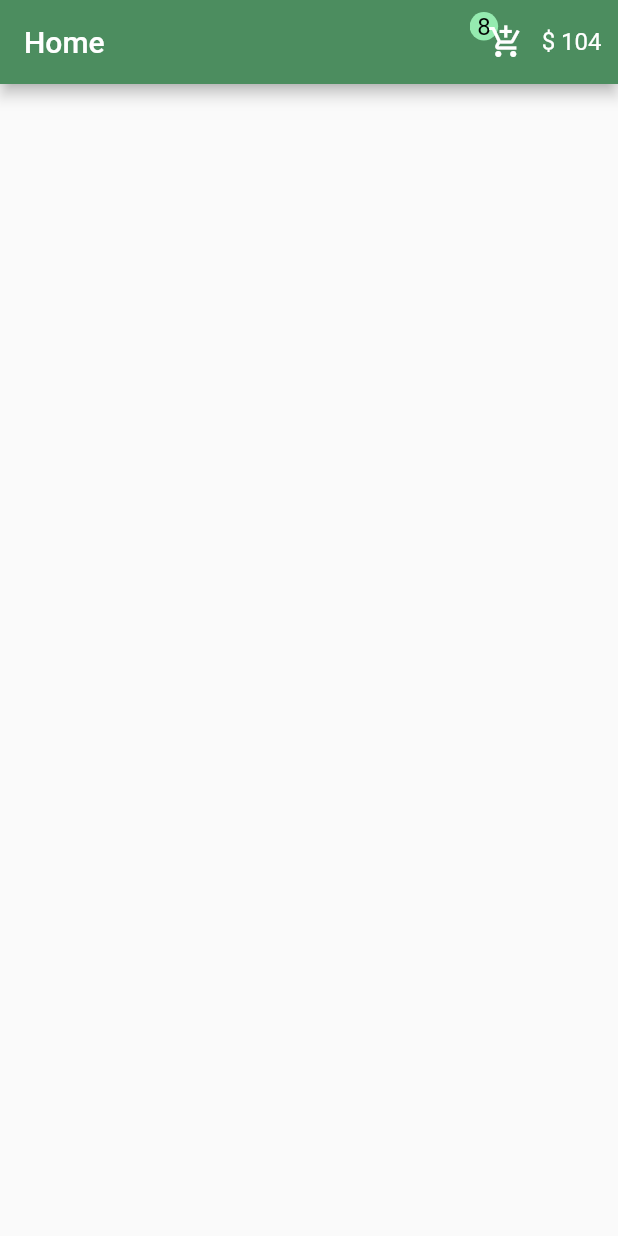
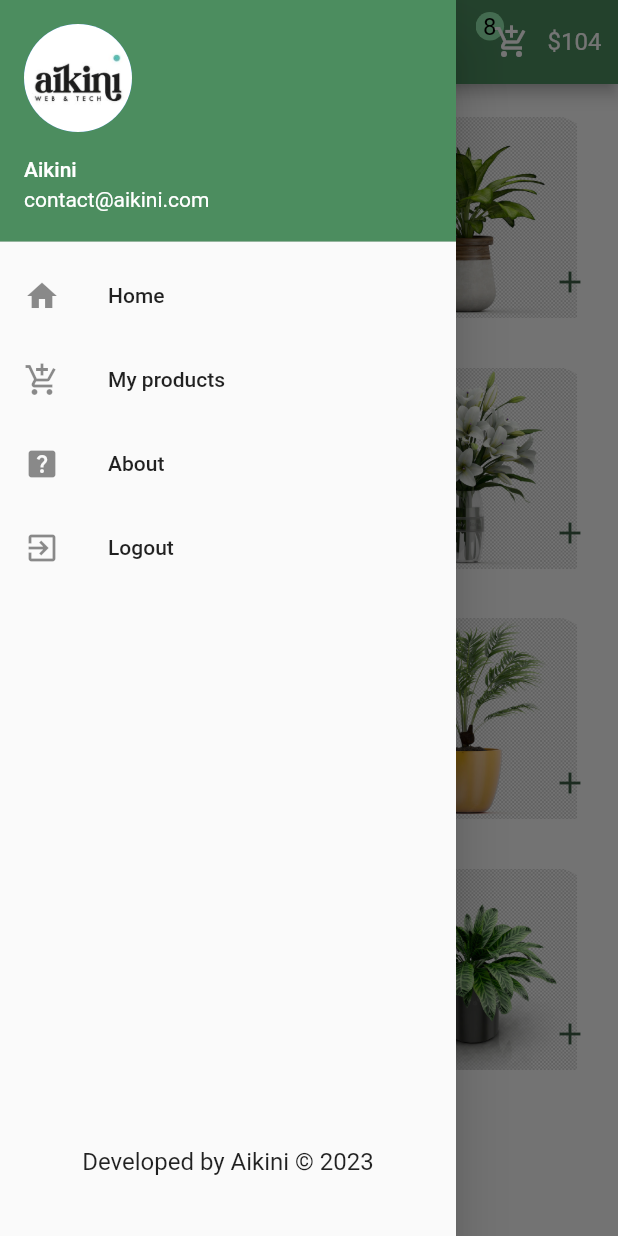
Before and after one commit to unesxavi/Flower_flutter, a Flutter app: the screen it shows after launch, with the side drawer open (before the commit the screen has no drawer), on a phone screen of 412 x 824 dp. Run offline on Flutter 3.47's test engine with Material 2 defaults, Android fonts, the phone set to English and light mode, and no system bars.

Commit message:
Listing products in homePage V1

```diff
--- /dev/null
+++ b/lib/components/drawer.dart
@@ -0,0 +1,95 @@
+import 'package:flower_flutter/constants/colors.dart';
+import 'package:flutter/material.dart';
+
+class FlDrawer extends StatelessWidget {
+  const FlDrawer({super.key});
+
+  @override
+  Widget build(BuildContext context) {
+    return Drawer(
+        child: Column(
+          mainAxisAlignment: MainAxisAlignment.spaceBetween,
+          children: [
+            Column(
+              children: [
+                const UserAccountsDrawerHeader(
+                  decoration: BoxDecoration(
+                    // image: DecorationImage(
+                    //   image: AssetImage("assets/images/flower.jpg"),
+                    //   fit: BoxFit.cover,
+                    // ),
+                    color: appBarGreen,
+                  ),
+                  accountName: Text(
+                    "Aikini",
+                    style: TextStyle(
+                      color: Color.fromARGB(255, 255, 255, 255),
+                    ),
+                  ),
+                  accountEmail: Text(
+                    "contact@aikini.com",
+                  ),
+                  currentAccountPicture: CircleAvatar(
+                    radius: 55,
+                    backgroundImage: AssetImage("assets/images/aikini.jpeg"),
+                  ),
+                ),
+                ListTile(
+                  title: const Text(
+                    "Home",
+                  ),
+                  leading: const Icon(
+                    Icons.home,
+                  ),
+                  onTap: () {},
+                ),
+                ListTile(
+                  title: const Text(
+                    "My products",
+                  ),
+                  leading: const Icon(
+                    Icons.add_shopping_cart,
+                  ),
+                  onTap: () {},
+                ),
+                ListTile(
+                  title: const Text(
+                    "About",
+                  ),
+                  leading: const Icon(
+                    Icons.help_center,
+                  ),
+                  onTap: () {},
+                ),
+                ListTile(
+                  title: const Text(
+                    "Logout",
+                  ),
+                  leading: const Icon(
+                    Icons.exit_to_app,
+                  ),
+                  onTap: () {},
+                ),
+              ],
+            ),
+            Column(
+              crossAxisAlignment: CrossAxisAlignment.center,
+              mainAxisSize: MainAxisSize.max,
+              mainAxisAlignment: MainAxisAlignment.end,
+              children: [
+                Container(
+                  margin: const EdgeInsets.only(bottom: 40),
+                  child: const Text(
+                    "Developed by Aikini © 2023",
+                    style: TextStyle(
+                      fontSize: 16,
+                    ),
+                  ),
+                )
+              ],
+            ),
+          ],
+        ),
+      );
+  }
+}
--- /dev/null
+++ b/lib/components/home/appbar.dart
@@ -0,0 +1,49 @@
+import 'package:flutter/material.dart';
+
+class FlHAppBar extends StatelessWidget {
+  const FlHAppBar({super.key});
+
+  @override
+  Widget build(BuildContext context) {
+    return Row(
+      children: [
+        Stack(
+          children: [
+            Positioned(
+              bottom: 20,
+              child: Container(
+                padding: const EdgeInsets.all(5),
+                decoration: const BoxDecoration(
+                  color: Color.fromARGB(211, 164, 255, 193),
+                  shape: BoxShape.circle,
+                ),
+                child: const Text(
+                  '8',
+                  style: TextStyle(
+                    fontSize: 16,
+                    color: Color.fromARGB(255, 0, 0, 0),
+                  ),
+                ),
+              ),
+            ),
+            IconButton(
+              onPressed: () {},
+              icon: const Icon(
+                Icons.add_shopping_cart,
+              ),
+            ),
+          ],
+        ),
+        const Padding(
+          padding: EdgeInsets.only(right: 11),
+          child: Text(
+            "\$104",
+            style: TextStyle(
+              fontSize: 16,
+            ),
+          ),
+        ),
+      ],
+    );
+  }
+}
--- /dev/null
+++ b/lib/components/home/listproducts.dart
@@ -0,0 +1,57 @@
+import 'package:flutter/material.dart';
+import '../../model/item.dart';
+
+class FlHProducts extends StatelessWidget {
+  const FlHProducts({super.key});
+
+  @override
+  Widget build(BuildContext context) {
+    return Padding(
+      padding: const EdgeInsets.only(top: 22),
+      child: GridView.builder(
+        gridDelegate: const SliverGridDelegateWithFixedCrossAxisCount(
+          crossAxisCount: 2,
+          childAspectRatio: 3 / 2,
+          crossAxisSpacing: 10,
+          mainAxisSpacing: 33,
+        ),
+        itemCount: items.length,
+        itemBuilder: (BuildContext context, int index) {
+          return GestureDetector(
+            onTap: () {},
+            child: GridTile(
+              footer: GridTileBar(
+                // backgroundColor: const Color.fromARGB(255, 62, 94, 70),
+                trailing: IconButton(
+                  color: const Color.fromARGB(255, 62, 94, 70),
+                  onPressed: () {},
+                  icon: const Icon(
+                    Icons.add,
+                  ),
+                ),
+                leading:  Text("\$${items[index].price}"),
+                title: const Text(
+                  "",
+                ),
+              ),
+              child: Stack(
+                children: [
+                  Positioned(
+                    top: -3,
+                    bottom: -9,
+                    right: 0,
+                    left: 0,
+                    child: ClipRRect(
+                      borderRadius: BorderRadius.circular(55),
+                      child: Image.asset(items[index].imgPath),
+                    ),
+                  ),
+                ],
+              ),
+            ),
+          );
+        },
+      ),
+    );
+  }
+}
--- /dev/null
+++ b/lib/components/product/item.dart
@@ -0,0 +1,42 @@
+import 'package:flutter/material.dart';
+
+class Product extends StatelessWidget {
+  const Product({super.key});
+
+  @override
+  Widget build(BuildContext context) {
+    return GestureDetector(
+      onTap: () {},
+      child: GridTile(
+        footer: GridTileBar(
+          // backgroundColor: const Color.fromARGB(255, 62, 94, 70),
+          trailing: IconButton(
+            color: const Color.fromARGB(255, 62, 94, 70),
+            onPressed: () {},
+            icon: const Icon(
+              Icons.add,
+            ),
+          ),
+          leading: const Text("\$12.99"),
+          title: const Text(
+            "",
+          ),
+        ),
+        child: Stack(
+          children: [
+            Positioned(
+              top: -3,
+              bottom: -9,
+              right: 0,
+              left: 0,
+              child: ClipRRect(
+                borderRadius: BorderRadius.circular(55),
+                child: Image.asset("assets/images/products/1.webp"),
+              ),
+            ),
+          ],
+        ),
+      ),
+    );
+  }
+}
--- /dev/null
+++ b/lib/model/item.dart
@@ -0,0 +1,24 @@
+class Item {
+  String imgPath;
+  double price;
+  String location;
+  String name;
+
+  Item({
+    required this.imgPath,
+    required this.name,
+    required this.price,
+    this.location = "Main branch",
+  });
+}
+
+final List<Item> items = [
+  Item(name: "product1", price: 17.99, imgPath: "assets/images/products/1.webp", location: "Ali shop"),
+  Item(name: "product2", price: 12.99, imgPath: "assets/images/products/2.webp"),
+  Item(name: "product3", price: 10.99, imgPath: "assets/images/products/3.webp"),
+  Item(name: "product4", price: 11.99, imgPath: "assets/images/products/4.webp"),
+  Item(name: "product5", price: 12.99, imgPath: "assets/images/products/5.webp"),
+  Item(name: "product6", price: 14.99, imgPath: "assets/images/products/6.webp"),
+  Item(name: "product7", price: 15.99, imgPath: "assets/images/products/7.webp"),
+  Item(name: "product8", price: 13.99, imgPath: "assets/images/products/8.webp"),
+];
--- a/lib/pages/home.dart
+++ b/lib/pages/home.dart
@@ -1,5 +1,8 @@
 import 'package:flower_flutter/constants/colors.dart';
 import 'package:flutter/material.dart';
+import '../components/drawer.dart';
+import '../components/home/appbar.dart';
+import '../components/home/listproducts.dart';
 
 class Home extends StatelessWidget {
   const Home({super.key});
@@ -7,54 +10,17 @@ class Home extends StatelessWidget {
   @override
   Widget build(BuildContext context) {
     return Scaffold(
+      drawer: const FlDrawer(),
       appBar: AppBar(
         backgroundColor: appBarGreen,
-        actions: [
-          Row(
-            children: [
-              Stack(
-                children: [
-                  Positioned(
-                    bottom: 20,
-                    child: Container(
-                      padding: const EdgeInsets.all(5),
-                      decoration: const BoxDecoration(
-                        color: Color.fromARGB(211, 164, 255, 193),
-                        shape: BoxShape.circle,
-                      ),
-                      child: const Text(
-                        '8',
-                        style: TextStyle(
-                          fontSize: 16,
-                          color: Color.fromARGB(255, 0, 0, 0),
-                        ),
-                      ),
-                    ),
-                  ),
-                  IconButton(
-                    onPressed: () {},
-                    icon: const Icon(
-                      Icons.add_shopping_cart,
-                    ),
-                  ),
-                ],
-              ),
-              const Padding(
-                padding: EdgeInsets.only(right: 11),
-                child: Text(
-                  "\$ 104",
-                  style: TextStyle(
-                    fontSize: 16,
-                  ),
-                ),
-              ),
-            ],
-          ),
-        ],
         title: const Text(
           "Home",
         ),
+        actions: const [
+          FlHAppBar(),
+        ],
       ),
+      body: const FlHProducts(),
     );
   }
 }
--- a/pubspec.yaml
+++ b/pubspec.yaml
@@ -59,9 +59,9 @@ flutter:
   uses-material-design: true
 
   # To add assets to your application, add an assets section, like this:
-  # assets:
-  #   - images/a_dot_burr.jpeg
-  #   - images/a_dot_ham.jpeg
+  assets:
+    - assets/images/
+    - assets/images/products/
 
   # An image asset can refer to one or more resolution-specific "variants", see
   # https://flutter.dev/assets-and-images/#resolution-aware
```
Also changed, not shown: assets/images/aikini.jpeg (added), assets/images/flower.jpg (added), assets/images/products/1.webp (added), assets/images/products/2.webp (added), assets/images/products/3.webp (added), assets/images/products/4.webp (added), assets/images/products/5.webp (added), assets/images/products/6.webp (added), assets/images/products/7.webp (added), assets/images/products/8.webp (added).
